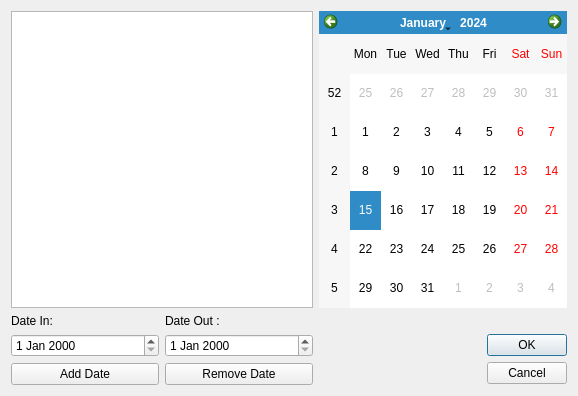
This is Controls/dateseditdialog.ui in Shisha13/HotelRegistryApp as Qt 5 draws it before an edit. The edited form follows.
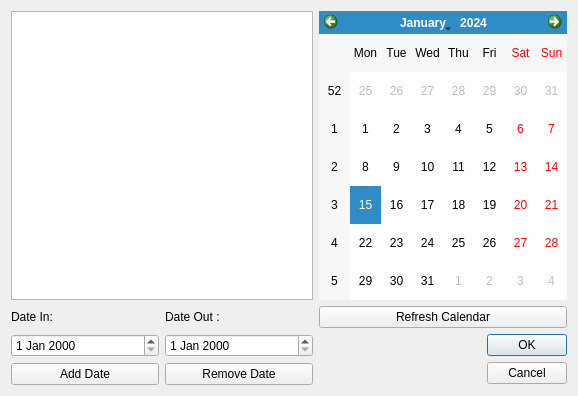
This is the edited form. Custom widgets are drawn as their Qt base class.

Commit message: fix of highlighted dates. add signal/slot for date controls from calendar

```diff
--- a/Controls/dateseditdialog.ui
+++ b/Controls/dateseditdialog.ui
@@ -64,6 +64,13 @@
      </property>
     </widget>
    </item>
+   <item row="1" column="2" colspan="2">
+    <widget class="QPushButton" name="refreshButton">
+     <property name="text">
+      <string>Refresh Calendar</string>
+     </property>
+    </widget>
+   </item>
   </layout>
  </widget>
  <customwidgets>
```
The commit also changes 4 other files.
